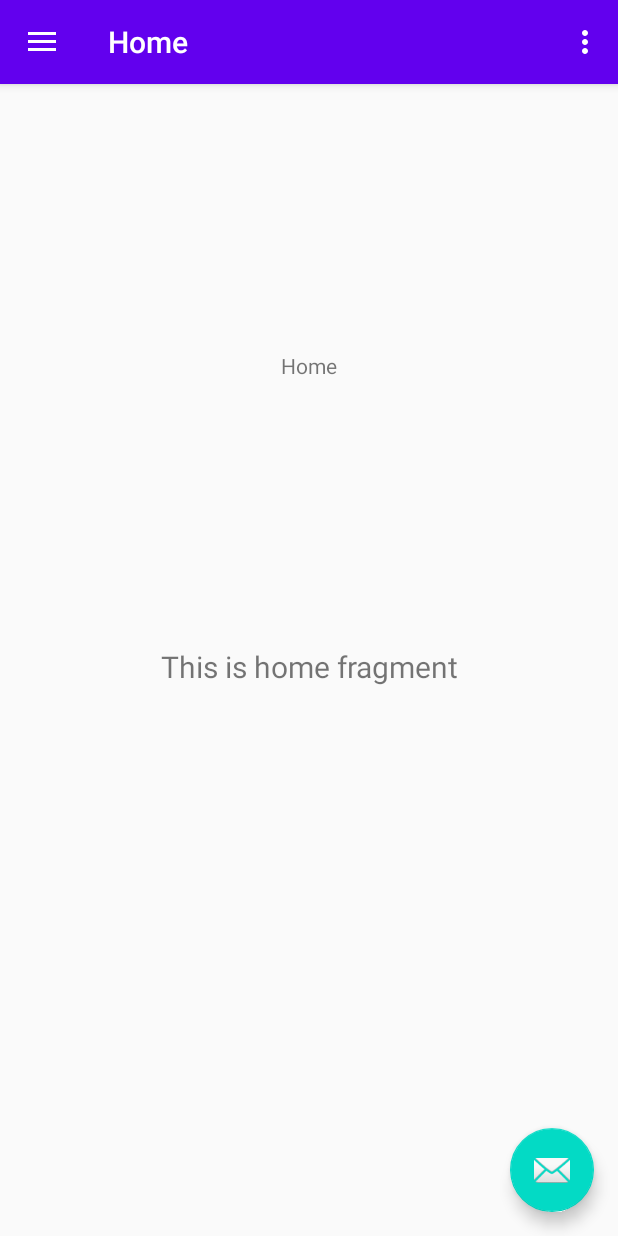
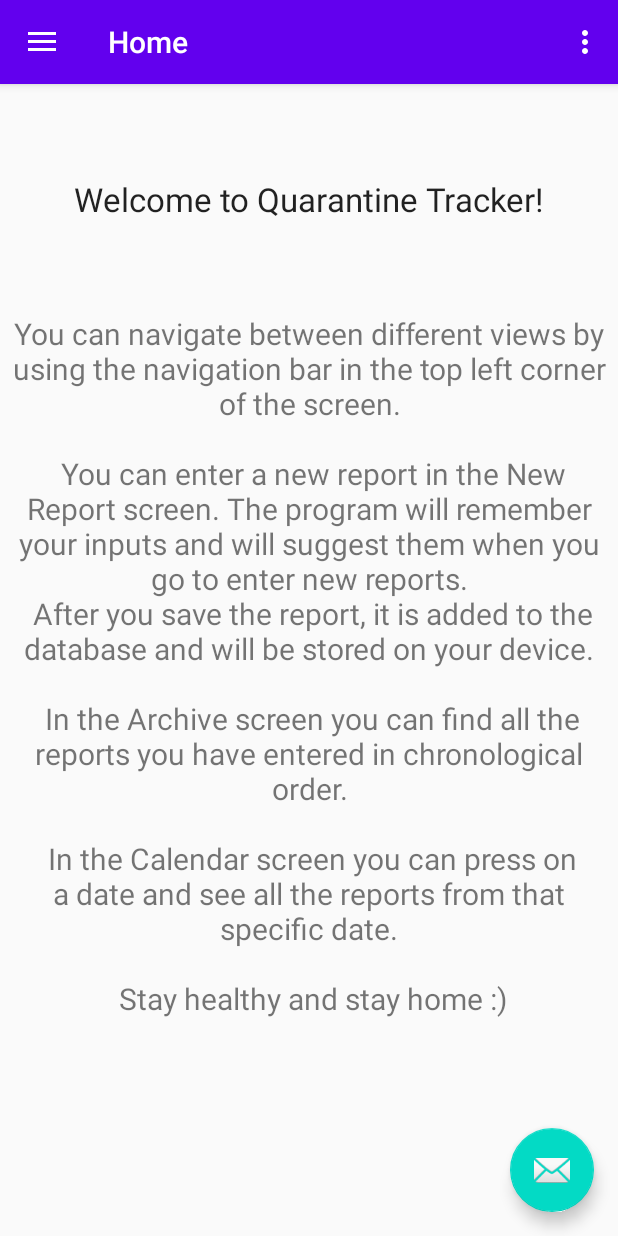
Before and after one commit to berenton/QuarantineTracker, an Android app: the screen it shows after launch (MainActivity), on a phone screen of 412 x 824 dp. Run offline under Robolectric (Android 15) with nearby library versions, the phone set to English and light mode, and no system bars; our stand-ins replace navigation-ui.

Commit message:
Modified navigation screen, home screen, and reporting screen.

```diff
--- a/app/src/main/java/com/example/quarantinetracker/MainActivity.java
+++ b/app/src/main/java/com/example/quarantinetracker/MainActivity.java
@@ -32,22 +32,6 @@ public class MainActivity extends AppCompatActivity {
         setSupportActionBar(toolbar);
         FloatingActionButton fab = findViewById(R.id.fab);
 
-     /*   TextView textView = findViewById(R.id.date);
-        Button button = findViewById(R.id.calender2);
-
-        String date = getIntent().getStringExtra("date");
-        if (date!= null)
-            textView.setText(date);
-
-       button.setOnClickListener(new View.OnClickListener() {
-            @Override
-            public void onClick(View v) {
-                Intent intent = new Intent(MainActivity.this, CalenderActivity.class);
-                startActivity(intent);
-            }
-        });
-
-       */
 
         fab.setOnClickListener(new View.OnClickListener() {
             @Override
@@ -61,7 +45,7 @@ public class MainActivity extends AppCompatActivity {
         // Passing each menu ID as a set of Ids because each
         // menu should be considered as top level destinations.
         mAppBarConfiguration = new AppBarConfiguration.Builder(
-                R.id.nav_home, R.id.nav_gallery, R.id.nav_slideshow, R.id.arkisto, R.id.calendar, R.id.raportointi)
+                R.id.nav_home, R.id.arkisto, R.id.calendar, R.id.raportointi)
                 .setDrawerLayout(drawer)
                 .build();
         NavController navController = Navigation.findNavController(this, R.id.nav_host_fragment);
--- a/app/src/main/java/com/example/quarantinetracker/ui/home/HomeFragment.java
+++ b/app/src/main/java/com/example/quarantinetracker/ui/home/HomeFragment.java
@@ -23,13 +23,7 @@ public class HomeFragment extends Fragment {
         homeViewModel =
                 ViewModelProviders.of(this).get(HomeViewModel.class);
         View root = inflater.inflate(R.layout.fragment_home, container, false);
-        final TextView textView = root.findViewById(R.id.text_home);
-        homeViewModel.getText().observe(getViewLifecycleOwner(), new Observer<String>() {
-            @Override
-            public void onChanged(@Nullable String s) {
-                textView.setText(s);
-            }
-        });
+
         return root;
     }
 }
--- a/app/src/main/res/layout/fragment_home.xml
+++ b/app/src/main/res/layout/fragment_home.xml
@@ -13,6 +13,7 @@
         android:layout_marginStart="8dp"
         android:layout_marginTop="8dp"
         android:layout_marginEnd="8dp"
+        android:text="@string/Tutorial"
         android:textAlignment="center"
         android:textSize="20sp"
         app:layout_constraintBottom_toBottomOf="parent"
@@ -24,7 +25,8 @@
         android:id="@+id/textView2"
         android:layout_width="wrap_content"
         android:layout_height="wrap_content"
-        android:text="Home"
+        android:text="Welcome to Quarantine Tracker!"
+        android:textAppearance="@style/TextAppearance.AppCompat.Large"
         app:layout_constraintBottom_toTopOf="@+id/text_home"
         app:layout_constraintEnd_toEndOf="parent"
         app:layout_constraintStart_toStartOf="parent"
--- a/app/src/main/res/menu/activity_main_drawer.xml
+++ b/app/src/main/res/menu/activity_main_drawer.xml
@@ -6,30 +6,22 @@
     <group android:checkableBehavior="single">
         <item
             android:id="@+id/nav_home"
-            android:icon="@drawable/ic_menu_camera"
+            android:icon="@android:drawable/ic_input_get"
             android:title="@string/menu_home" />
-        <item
-            android:id="@+id/nav_gallery"
-            android:icon="@drawable/ic_menu_gallery"
-            android:title="@string/menu_gallery" />
-        <item
-            android:id="@+id/nav_slideshow"
-            android:icon="@drawable/ic_menu_slideshow"
-            android:title="@string/menu_slideshow" />
 
         <item
             android:id="@+id/arkisto"
-            android:icon="@drawable/ic_menu_camera"
-            android:title="Arkisto" />
+            android:icon="@android:drawable/ic_menu_recent_history"
+            android:title="Archive" />
 
         <item
             android:id="@+id/raportointi"
-            android:icon="@drawable/ic_menu_camera"
-            android:title="raportinti" />
+            android:icon="@android:drawable/ic_menu_edit"
+            android:title="New Report" />
 
         <item
             android:id="@+id/calendar"
-            android:icon="@drawable/ic_menu_camera"
-            android:title="calendar" />
+            android:icon="@android:drawable/ic_menu_month"
+            android:title="Calendar" />
     </group>
 </menu>
--- a/app/src/main/res/navigation/mobile_navigation.xml
+++ b/app/src/main/res/navigation/mobile_navigation.xml
@@ -14,6 +14,12 @@
         <action
             android:id="@+id/action_HomeFragment_to_HomeSecondFragment"
             app:destination="@id/nav_home_second" />
+        <action
+            android:id="@+id/action_nav_home_to_raportointi"
+            app:destination="@id/raportointi" />
+        <action
+            android:id="@+id/action_nav_home_to_arkisto2"
+            app:destination="@id/arkisto" />
     </fragment>
     <fragment
         android:id="@+id/nav_home_second"
@@ -30,29 +36,26 @@
     </fragment>
 
     <fragment
-        android:id="@+id/nav_gallery"
-        android:name="com.example.quarantinetracker.ui.gallery.GalleryFragment"
-        android:label="@string/menu_gallery"
-        tools:layout="@layout/calendar" />
-
-    <fragment
-        android:id="@+id/nav_slideshow"
-        android:name="com.example.quarantinetracker.ui.slideshow.SlideshowFragment"
-        android:label="@string/menu_slideshow"
-        tools:layout="@layout/raportointi" />
-    <fragment
-        android:id="@+id/arkisto"
-        android:name="com.example.quarantinetracker.arkisto"
-        android:label="fragment_arkisto"
-        tools:layout="@layout/fragment_arkisto" />
-    <fragment
         android:id="@+id/raportointi"
         android:name="com.example.quarantinetracker.Raportointi"
         android:label="fragment_raportointi"
-        tools:layout="@layout/fragment_raportointi" />
+        tools:layout="@layout/fragment_raportointi" >
+        <action
+            android:id="@+id/action_raportointi_to_nav_home"
+            app:destination="@id/nav_home" />
+    </fragment>
     <fragment
         android:id="@+id/calendar"
         android:name="com.example.quarantinetracker.calendar"
         android:label="fragment_calendar"
         tools:layout="@layout/fragment_calendar" />
+    <fragment
+        android:id="@+id/arkisto"
+        android:name="com.example.quarantinetracker.arkisto"
+        android:label="fragment_arkisto"
+        tools:layout="@layout/fragment_arkisto" >
+        <action
+            android:id="@+id/action_arkisto2_to_nav_home"
+            app:destination="@id/nav_home" />
+    </fragment>
 </navigation>
--- a/app/src/main/res/values/strings.xml
+++ b/app/src/main/res/values/strings.xml
@@ -13,9 +13,22 @@
 
     <string name="Title">Title</string>
     <string name="Place">Place</string>
-    <string name="Assessment">Assessment</string>
+    <string name="Assessment">Likelyhood of contagion</string>
     <string name="People">People</string>
     <string name="Misc">Misc</string>
+
+    <string name="Tutorial">
+        You can navigate between different views by using the navigation bar in the top left corner of the screen.\n
+        \n
+        You can enter a new report in the New Report screen. The program will remember your inputs and will suggest them when you go to enter new reports.\n
+        After you save the report, it is added to the database and will be stored on your device.\n
+        \n
+        In the Archive screen you can find all the reports you have entered in chronological order.\n
+        \n
+        In the Calendar screen you can press on a date and see all the reports from that specific date.\n
+        \n
+        Stay healthy and stay home :)
+    </string>
 
     <!-- TODO: Remove or change this placeholder text -->
     <string name="hello_blank_fragment">Hello blank fragment</string>
```
Also changed, not shown: app/src/main/java/com/example/quarantinetracker/ui/CalenderActivity.java (deleted, +0 -31 lines), app/src/main/java/com/example/quarantinetracker/ui/gallery/GalleryFragment.java (deleted, +0 -39 lines), app/src/main/java/com/example/quarantinetracker/ui/gallery/GalleryViewModel.java (deleted, +0 -19 lines), app/src/main/res/layout/fragment_arkisto.xml (+5 -3 lines), app/src/main/res/layout/raportointi.xml (+14 -13 lines), app/src/main/res/Calendar.png (added).
